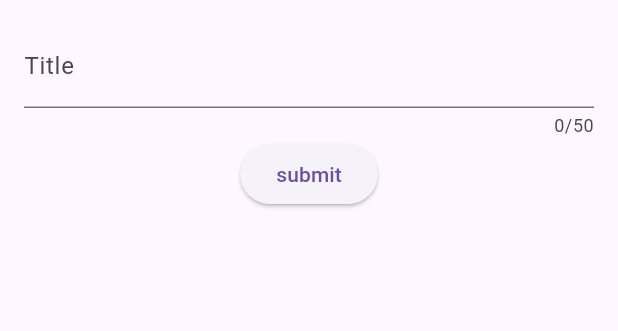
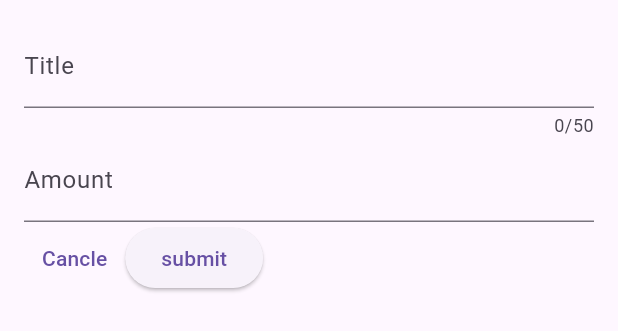
Before and after one commit to hamzaKabdallah/flutter-tutorial-third-part--expense-tracker-app, a Flutter app: the NewExpense widget shown alone on an empty page, opened directly, on a phone screen of 412 x 824 dp. Shown: the top 331 px of the screen. Run offline on Flutter 3.47's test engine with Material 2 defaults, Android fonts, the phone set to English and light mode, and no system bars.

Commit message:
add amount controller to modal and close it manually

```diff
--- a/lib/widgents/new_expense.dart
+++ b/lib/widgents/new_expense.dart
@@ -11,9 +11,18 @@ class NewExpense extends StatefulWidget {
 
 class _NewExpenseState extends State<NewExpense> {
   final _titleController = TextEditingController();
+  final _amountController = TextEditingController();
+
+  @override
+  void dispose() {
+    _titleController.dispose();
+    _amountController.dispose();
+    super.dispose();
+  }
 
   void _onSubmitPress() {
     print(_titleController.text);
+    print(_amountController.text);
   }
 
   @override
@@ -29,7 +38,28 @@ class _NewExpenseState extends State<NewExpense> {
               label: Text('Title'),
             ),
           ),
-          ElevatedButton(onPressed: _onSubmitPress, child: const Text('submit'))
+          TextField(
+            controller: _amountController,
+            keyboardType: TextInputType.number,
+            decoration: const InputDecoration(
+              prefixText: '\$ ',
+              label: Text('Amount'),
+            ),
+          ),
+          Row(
+            children: [
+              TextButton(
+                onPressed: () {
+                  Navigator.pop(context);
+                },
+                child: const Text('Cancle'),
+              ),
+              ElevatedButton(
+                onPressed: _onSubmitPress,
+                child: const Text('submit'),
+              )
+            ],
+          ),
         ],
       ),
     );
```
